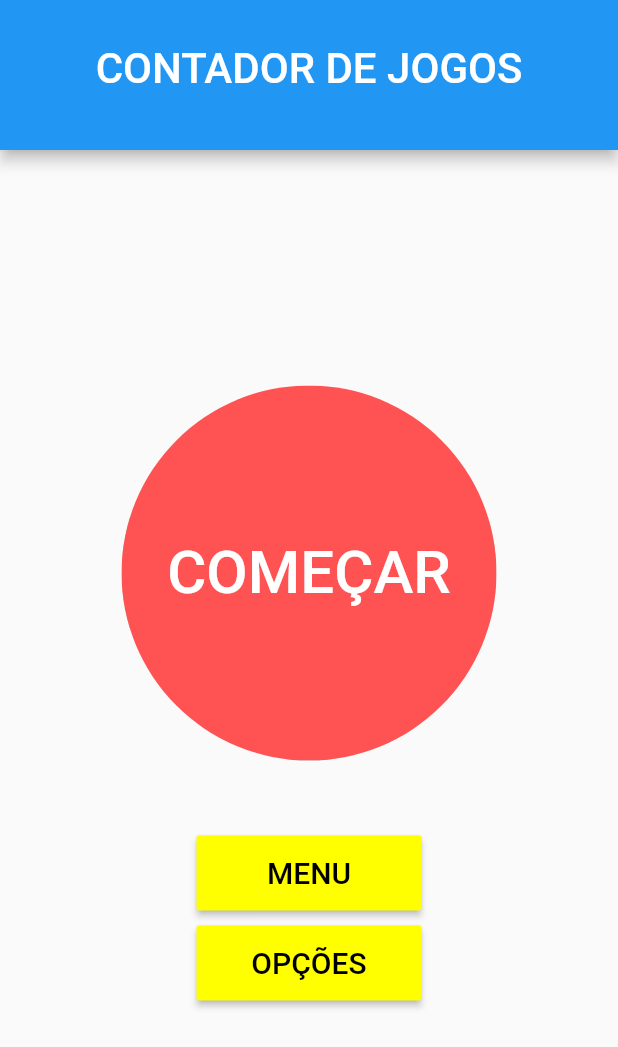
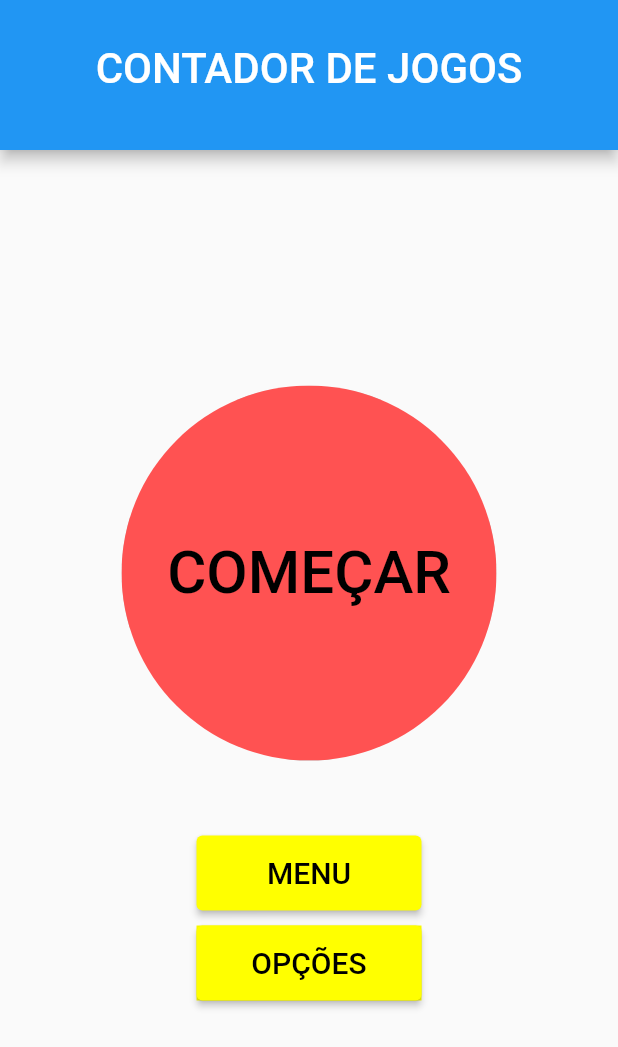
Before and after one commit to csnoboa/contador_de_jogos, a Flutter app: the screen it shows after launch, on a phone screen of 412 x 824 dp. Shown: the top 1047 px of the screen. Run offline on Flutter 3.47's test engine with Material 2 defaults, Android fonts, the phone set to English and light mode, and no system bars; missing offline and left inert: flutter_ringtone_player.

Commit message:
Upgrade flutter to 2.0.1 and change RaisedButton to ElevatedButton

```diff
--- a/lib/home_page.dart
+++ b/lib/home_page.dart
@@ -31,8 +31,10 @@ class _MyHomePageState extends State<MyHomePage> {
               child: Container(
                 width: 250,
                 height: 250,
-                child: RaisedButton(
-                  color: Colors.redAccent,
+                child: ElevatedButton(
+                  style: ElevatedButton.styleFrom(
+                    primary: Colors.redAccent,
+                  ),
                   onPressed: () {
                     setState(() {
                       Navigator.of(context).pushNamed('/start');
@@ -41,7 +43,7 @@ class _MyHomePageState extends State<MyHomePage> {
                   child: Text(startButtonHome[AppController.instance.lang],
                       style: TextStyle(
                         fontSize: 40,
-                        color: Colors.white,
+                        color: Colors.black,
                       )),
                 ),
               ),
@@ -50,8 +52,10 @@ class _MyHomePageState extends State<MyHomePage> {
             Container(
               width: 150,
               height: 50,
-              child: RaisedButton(
-                color: Colors.yellowAccent,
+              child: ElevatedButton(
+                style: ElevatedButton.styleFrom(
+                  primary: Colors.yellowAccent,
+                ),
                 onPressed: () {
                   Navigator.of(context).pushNamed('/menu');
                 },
@@ -65,8 +69,11 @@ class _MyHomePageState extends State<MyHomePage> {
             Container(
               width: 150,
               height: 50,
-              child: RaisedButton(
-                color: Colors.yellowAccent,
+              color: Colors.yellowAccent,
+              child: ElevatedButton(
+                style: ElevatedButton.styleFrom(
+                  primary: Colors.yellowAccent,
+                ),
                 onPressed: () {
                   Navigator.of(context).pushNamed('/options');
                 },
--- a/lib/menu_page.dart
+++ b/lib/menu_page.dart
@@ -153,7 +153,7 @@ class _MenuPageState extends State<MenuPage> {
                             child: Container(
                               width: 60,
                               height: 60,
-                              child: RaisedButton(
+                              child: ElevatedButton(
                                 child: Text('-10'),
                                 onPressed: () {
                                   setState(() {
@@ -200,7 +200,7 @@ class _MenuPageState extends State<MenuPage> {
                             child: Container(
                               width: 60,
                               height: 60,
-                              child: RaisedButton(
+                              child: ElevatedButton(
                                 child: Text('+10'),
                                 onPressed: () {
                                   setState(() {
--- a/pubspec.yaml
+++ b/pubspec.yaml
@@ -24,7 +24,6 @@ dependencies:
   path_provider: ^1.6.27
   flutter:
     sdk: flutter
-
   flutter_ringtone_player: ^2.0.0
 
 
@@ -50,8 +49,8 @@ flutter:
   uses-material-design: true
 
   # To add assets to your application, add an assets section, like this:
-  # assets:
-  #   - assets/json/config.json
+  assets:
+    - assets/sounds/
   #   - assets/json/configtext.txt
   #   - images/a_dot_ham.jpeg
 
```
Also changed, not shown: lib/start_page.dart (+23 -1 lines), pubspec.lock, 5 other files.
